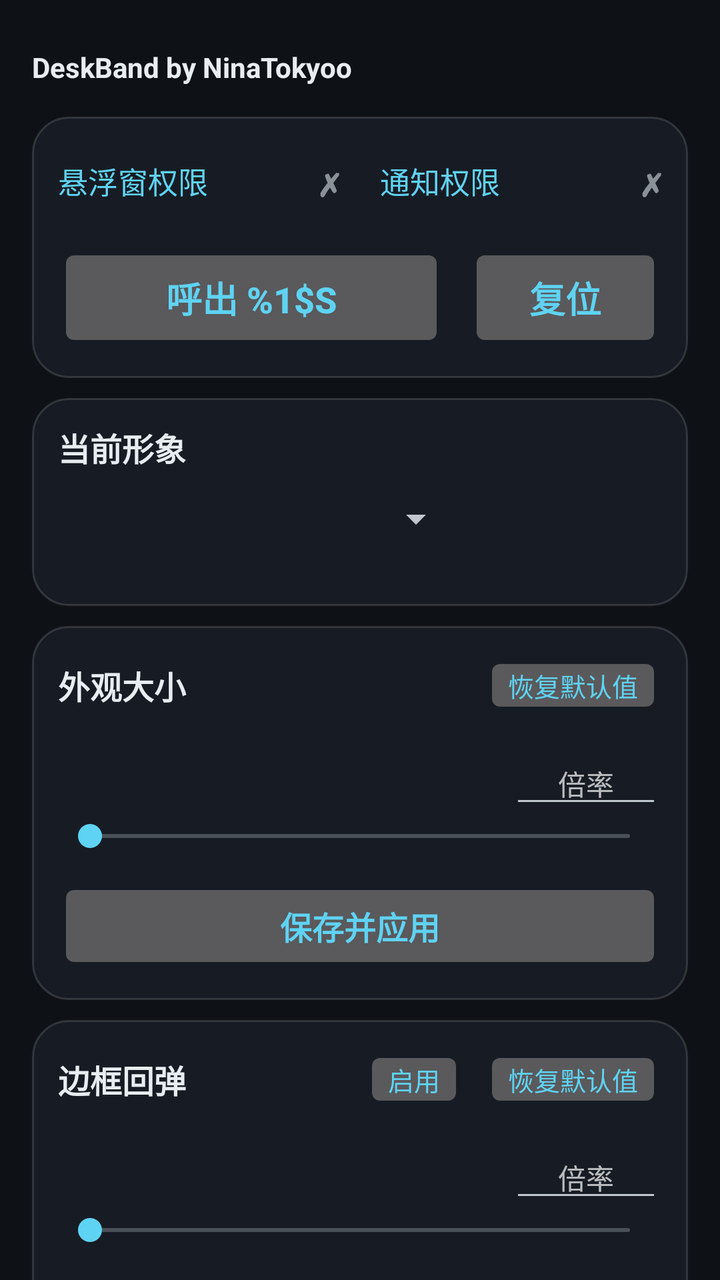
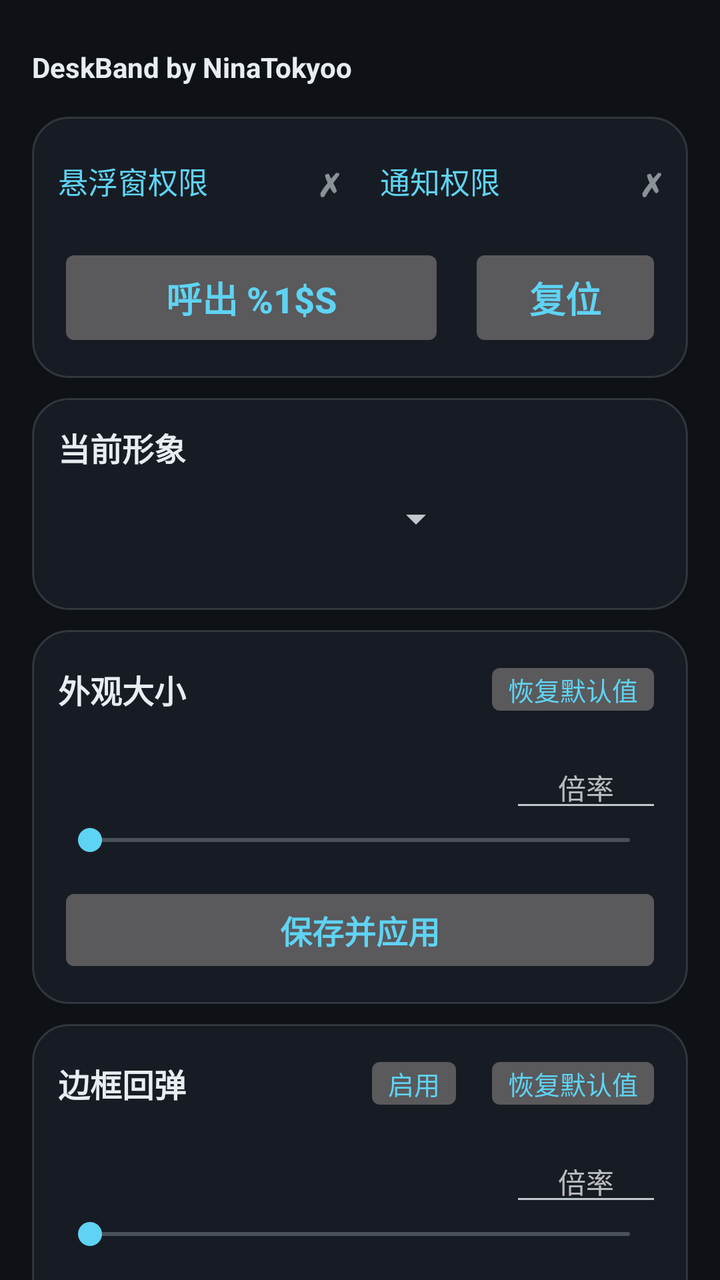

Compare the two renders of this Android layout. The source of the first and the diff that turns it into the second are given below.
<!-- AndroidManifest.xml: application theme AppTheme -->
<!-- res/layout/activity_main.xml -->
<?xml version="1.0" encoding="utf-8"?>
<ScrollView xmlns:android="http://schemas.android.com/apk/res/android"
    android:id="@+id/root"
    android:layout_width="match_parent"
    android:layout_height="match_parent"
    android:fillViewport="true"
    android:focusableInTouchMode="true"
    android:background="@color/bg"
    android:scrollbars="none">

    <LinearLayout
        android:layout_width="match_parent"
        android:layout_height="wrap_content"
        android:orientation="vertical"
        android:paddingTop="8dp"
        android:paddingBottom="28dp">

        
        <TextView
            android:id="@+id/txtTitle"
            android:layout_width="match_parent"
            android:layout_height="wrap_content"
            android:layout_marginStart="16dp"
            android:layout_marginEnd="16dp"
            android:layout_marginTop="18dp"
            android:layout_marginBottom="6dp"
            android:maxLines="1"
            android:includeFontPadding="false"
            android:text="@string/ui_title"
            android:textColor="@color/text_primary"
            android:textStyle="bold" />

        
        <LinearLayout style="@style/Card" android:tag="card" android:layout_marginStart="16dp" android:layout_marginEnd="16dp">

            
            <LinearLayout
                android:layout_width="match_parent"
                android:layout_height="wrap_content"
                android:orientation="horizontal"
                android:baselineAligned="false">

                <LinearLayout
                    android:id="@+id/rowOverlay"
                    android:layout_width="0dp"
                    android:layout_height="wrap_content"
                    android:layout_weight="1"
                    android:orientation="horizontal"
                    android:gravity="center_vertical"
                    android:background="?android:attr/selectableItemBackground"
                    android:paddingTop="8dp"
                    android:paddingBottom="8dp">

                    <TextView
                        android:id="@+id/txtPermOverlay"
                        android:layout_width="0dp"
                        android:layout_height="wrap_content"
                        android:layout_weight="1"
                        android:maxLines="1"
                        android:ellipsize="end"
                        android:text="@string/perm_overlay"
                        android:textColor="@color/accent"
                        android:textSize="15sp" />

                    <TextView
                        android:id="@+id/markOverlay"
                        android:layout_width="wrap_content"
                        android:layout_height="wrap_content"
                        android:layout_marginStart="6dp"
                        android:textSize="16sp"
                        android:textStyle="bold"
                        android:text="@string/perm_missing_mark" />
                </LinearLayout>

                <LinearLayout
                    android:id="@+id/rowNotify"
                    android:layout_width="0dp"
                    android:layout_height="wrap_content"
                    android:layout_weight="1"
                    android:layout_marginStart="20dp"
                    android:orientation="horizontal"
                    android:gravity="center_vertical"
                    android:background="?android:attr/selectableItemBackground"
                    android:paddingTop="8dp"
                    android:paddingBottom="8dp">

                    <TextView
                        android:id="@+id/txtPermNotify"
                        android:layout_width="0dp"
                        android:layout_height="wrap_content"
                        android:layout_weight="1"
                        android:maxLines="1"
                        android:ellipsize="end"
                        android:text="@string/perm_notify"
                        android:textColor="@color/accent"
                        android:textSize="15sp" />

                    <TextView
                        android:id="@+id/markNotify"
                        android:layout_width="wrap_content"
                        android:layout_height="wrap_content"
                        android:layout_marginStart="6dp"
                        android:textSize="16sp"
                        android:textStyle="bold"
                        android:text="@string/perm_missing_mark" />
                </LinearLayout>
            </LinearLayout>

            
            <LinearLayout
                android:layout_width="match_parent"
                android:layout_height="wrap_content"
                android:layout_marginTop="12dp"
                android:orientation="horizontal"
                android:baselineAligned="false">

                <Button
                    android:id="@+id/btnToggle"
                    style="@style/BigButton"
                    android:layout_width="0dp"
                    android:layout_height="match_parent"
                    android:layout_weight="2"
                    android:layout_marginTop="0dp"
                    android:maxLines="1"
                    android:ellipsize="end"
                    android:text="@string/btn_summon" />

                <Button
                    android:id="@+id/btnReset"
                    style="@style/BigButton"
                    android:layout_width="0dp"
                    android:layout_height="match_parent"
                    android:layout_weight="1"
                    android:layout_marginTop="0dp"
                    android:layout_marginStart="12dp"
                    android:maxLines="1"
                    android:text="@string/btn_reset" />
            </LinearLayout>
        </LinearLayout>

        
        <LinearLayout
            style="@style/Card"
            android:tag="card"
            android:padding="0dp"
            android:clipToOutline="true"
            android:layout_marginStart="16dp"
            android:layout_marginEnd="16dp">

            <FrameLayout
                android:layout_width="match_parent"
                android:layout_height="wrap_content">

                <LinearLayout
                    android:layout_width="match_parent"
                    android:layout_height="wrap_content"
                    android:orientation="vertical"
                    android:padding="13dp">

                    <TextView
                        style="@style/CardTitle"
                        android:text="@string/section_skin" />

                    <Spinner
                        android:id="@+id/spinnerSkin"
                        android:layout_width="match_parent"
                        android:layout_height="wrap_content"
                        android:layout_marginTop="12dp"
                        android:layout_marginEnd="99dp"
                        android:popupAnimationStyle="@style/SpinnerPopupAnim" />
                </LinearLayout>

                
                <ImageView
                    android:id="@+id/imgCornerPreview"
                    android:layout_width="104dp"
                    android:layout_height="104dp"
                    android:layout_gravity="end|bottom"
                    android:scaleType="matrix"
                    android:clickable="false"
                    android:focusable="false"
                    android:importantForAccessibility="no" />
            </FrameLayout>
        </LinearLayout>

        
        <LinearLayout style="@style/Card" android:tag="card" android:layout_marginStart="16dp" android:layout_marginEnd="16dp">

            <LinearLayout style="@style/CardTitleRow">

                <TextView
                    style="@style/CardTitle"
                    android:layout_width="0dp"
                    android:layout_weight="1"
                    android:text="@string/section_look" />

                <Button
                    android:id="@+id/btnResetSize"
                    style="@style/CardAction"
                    android:text="@string/restore_default" />
            </LinearLayout>

            
            <LinearLayout
                android:layout_width="match_parent"
                android:layout_height="wrap_content"
                android:layout_marginTop="12dp"
                android:orientation="horizontal"
                android:gravity="center_vertical">

                <TextView
                    android:id="@+id/txtSize"
                    android:layout_width="0dp"
                    android:layout_height="wrap_content"
                    android:layout_weight="1"
                    android:maxLines="1"
                    android:ellipsize="end"
                    android:textColor="@color/text_secondary"
                    android:textSize="13sp" />

                <EditText
                    android:id="@+id/editSize"
                    android:layout_width="76dp"
                    android:layout_height="wrap_content"
                    android:layout_marginStart="10dp"
                    android:inputType="numberDecimal"
                    android:imeOptions="actionDone"
                    android:maxLength="5"
                    android:textSize="14sp"
                    android:gravity="center"
                    android:hint="@string/size_input" />
            </LinearLayout>

            <SeekBar
                android:id="@+id/seekSize"
                android:layout_width="match_parent"
                android:layout_height="wrap_content" />

            <Button
                android:id="@+id/btnSaveSize"
                style="@style/PrimaryButton"
                android:text="@string/save_apply" />
        </LinearLayout>

        
        <LinearLayout style="@style/Card" android:tag="card" android:layout_marginStart="16dp" android:layout_marginEnd="16dp">

            <LinearLayout style="@style/CardTitleRow">

                <TextView
                    style="@style/CardTitle"
                    android:layout_width="0dp"
                    android:layout_weight="1"
                    android:text="@string/section_bounce" />

                
                <Button
                    android:id="@+id/btnBounceToggle"
                    style="@style/CardAction"
                    android:text="@string/bounce_on" />

                <Button
                    android:id="@+id/btnResetBounce"
                    style="@style/CardAction"
                    android:text="@string/restore_default" />
            </LinearLayout>

            
            <LinearLayout
                android:layout_width="match_parent"
                android:layout_height="wrap_content"
                android:layout_marginTop="12dp"
                android:orientation="horizontal"
                android:gravity="center_vertical">

                <TextView
                    android:id="@+id/txtBounceAmp"
                    android:layout_width="0dp"
                    android:layout_height="wrap_content"
                    android:layout_weight="1"
                    android:maxLines="1"
                    android:ellipsize="end"
                    android:textColor="@color/text_secondary"
                    android:textSize="13sp" />

                <EditText
                    android:id="@+id/editBounceAmp"
                    android:layout_width="76dp"
                    android:layout_height="wrap_content"
                    android:layout_marginStart="10dp"
                    android:inputType="numberDecimal"
                    android:imeOptions="actionDone"
                    android:maxLength="5"
                    android:textSize="14sp"
                    android:gravity="center"
                    android:hint="@string/bounce_amp_input" />
            </LinearLayout>

            <SeekBar
                android:id="@+id/seekBounceAmp"
                android:layout_width="match_parent"
                android:layout_height="wrap_content" />

            
            <LinearLayout
                android:layout_width="match_parent"
                android:layout_height="wrap_content"
                android:layout_marginTop="8dp"
                android:orientation="horizontal"
                android:gravity="center_vertical">

                <TextView
                    android:id="@+id/txtBounceMs"
                    android:layout_width="0dp"
                    android:layout_height="wrap_content"
                    android:layout_weight="1"
                    android:maxLines="1"
                    android:ellipsize="end"
                    android:textColor="@color/text_secondary"
                    android:textSize="13sp" />

                <EditText
                    android:id="@+id/editBounceMs"
                    android:layout_width="76dp"
                    android:layout_height="wrap_content"
                    android:layout_marginStart="10dp"
                    android:inputType="numberDecimal"
                    android:imeOptions="actionDone"
                    android:maxLength="5"
                    android:textSize="14sp"
                    android:gravity="center"
                    android:hint="@string/bounce_ms_input" />
            </LinearLayout>

            <SeekBar
                android:id="@+id/seekBounceMs"
                android:layout_width="match_parent"
                android:layout_height="wrap_content" />

            <Button
                android:id="@+id/btnSaveBounce"
                style="@style/PrimaryButton"
                android:text="@string/save_apply" />
        </LinearLayout>

        
        <LinearLayout style="@style/Card" android:tag="card" android:layout_marginStart="16dp" android:layout_marginEnd="16dp">

            <TextView
                style="@style/CardTitle"
                android:text="@string/section_notify" />

            <EditText
                android:id="@+id/editNotify"
                android:layout_width="match_parent"
                android:layout_height="wrap_content"
                android:layout_marginTop="12dp"
                android:inputType="text"
                android:imeOptions="actionDone"
                android:maxLength="40"
                android:maxLines="2"
                android:textSize="15sp"
                android:hint="@string/notify_input" />

            <TextView
                android:id="@+id/txtNotifyCount"
                android:layout_width="match_parent"
                android:layout_height="wrap_content"
                android:layout_marginTop="4dp"
                android:textColor="@color/text_secondary"
                android:textSize="12sp" />

            <Button
                android:id="@+id/btnSaveNotify"
                style="@style/PrimaryButton"
                android:layout_marginTop="10dp"
                android:text="@string/save_apply" />
        </LinearLayout>

        
        <LinearLayout
            style="@style/Card"
            android:tag="card"
            android:layout_marginStart="16dp"
            android:layout_marginEnd="16dp">

            <TextView
                style="@style/CardTitle"
                android:text="@string/section_theme" />

            <Spinner
                android:id="@+id/spinnerTheme"
                android:layout_width="match_parent"
                android:layout_height="wrap_content"
                android:layout_marginTop="12dp"
                android:popupAnimationStyle="@style/SpinnerPopupAnim" />
        </LinearLayout>
    </LinearLayout>
</ScrollView>
<!-- resources referenced by this layout -->
<resources>
  <color name="accent">#5FD3F3</color>
  <color name="bg">#0E1116</color>
  <color name="text_primary">#E8EDF2</color>
  <color name="text_secondary">#93A1B0</color>
  <string name="bounce_amp_input">倍率</string>
  <string name="bounce_ms_input">倍率</string>
  <string name="bounce_on">启用</string>
  <string name="btn_reset">复位</string>
  <string name="btn_summon">呼出 %1$s</string>
  <string name="notify_input">留空使用默认文案</string>
  <string name="perm_missing_mark">✗</string>
  <string name="perm_notify">通知权限</string>
  <string name="perm_overlay">悬浮窗权限</string>
  <string name="restore_default">恢复默认值</string>
  <string name="save_apply">保存并应用</string>
  <string name="section_bounce">边框回弹</string>
  <string name="section_look">外观大小</string>
  <string name="section_notify">通知栏内容</string>
  <string name="section_skin">当前形象</string>
  <string name="section_theme">外观模式</string>
  <string name="size_input">倍率</string>
  <string name="ui_title">DeskBand by NinaTokyoo</string>
  <style name="BigButton" parent="PrimaryButton">
          <item name="android:textSize">18sp</item>
          <item name="android:paddingTop">14dp</item>
          <item name="android:paddingBottom">14dp</item>
          <item name="android:layout_marginTop">12dp</item>
      </style>
  <style name="Card">
          <item name="android:layout_width">match_parent</item>
          <item name="android:layout_height">wrap_content</item>
          <item name="android:orientation">vertical</item>
          <item name="android:background">@drawable/card_bg</item>
          <item name="android:padding">13dp</item>
          <item name="android:layout_marginTop">10dp</item>
      </style>
  <style name="CardTitle">
          <item name="android:layout_width">wrap_content</item>
          <item name="android:layout_height">wrap_content</item>
          <item name="android:textColor">@color/text_primary</item>
          <item name="android:textSize">16sp</item>
          <item name="android:textStyle">bold</item>
      </style>
  <style name="CardTitleRow">
          <item name="android:layout_width">match_parent</item>
          <item name="android:layout_height">wrap_content</item>
          <item name="android:orientation">horizontal</item>
          <item name="android:gravity">center_vertical</item>
      </style>
  <style name="PrimaryButton">
          <item name="android:layout_width">match_parent</item>
          <item name="android:layout_height">wrap_content</item>
          <item name="android:layout_marginTop">12dp</item>
          <item name="android:textColor">@color/accent</item>
          <item name="android:textSize">16sp</item>
          <item name="android:textStyle">bold</item>
          <item name="android:paddingTop">11dp</item>
          <item name="android:paddingBottom">11dp</item>
          <item name="android:stateListAnimator">@null</item>
      </style>
  <style name="SpinnerPopupAnim">
          <item name="android:windowEnterAnimation">@android:anim/fade_in</item>
          <item name="android:windowExitAnimation">@android:anim/fade_out</item>
      </style>
  <style name="AppTheme" parent="@android:style/Theme.DeviceDefault.NoActionBar">
          <item name="android:windowBackground">@color/bg</item>
          <item name="android:colorAccent">@color/accent</item>
          <item name="android:statusBarColor">@android:color/transparent</item>
          <item name="android:navigationBarColor">@android:color/transparent</item>
          <item name="android:windowLightStatusBar">false</item>
      </style>
  <!-- drawable card_bg (drawable) -->
  <?xml version="1.0" encoding="utf-8"?>
  <shape xmlns:android="http://schemas.android.com/apk/res/android"
      android:shape="rectangle">
      <solid android:color="@color/card" />
      <corners android:radius="18dp" />
      <stroke android:width="1dp" android:color="@color/card_stroke" />
  </shape>
  <color name="card">#171C24</color>
  <color name="card_stroke">#22FFFFFF</color>
  <!-- unchanged entries left out for length: 1 -->
</resources>

<!-- the commit's change to res/layout/activity_main.xml (unified diff, before → after) -->
@@ -176,6 +176,8 @@
                     android:layout_width="104dp"
                     android:layout_height="104dp"
                     android:layout_gravity="end|bottom"
+                    android:layout_marginEnd="2dp"
+                    android:layout_marginBottom="2dp"
                     android:scaleType="matrix"
                     android:clickable="false"
                     android:focusable="false"
